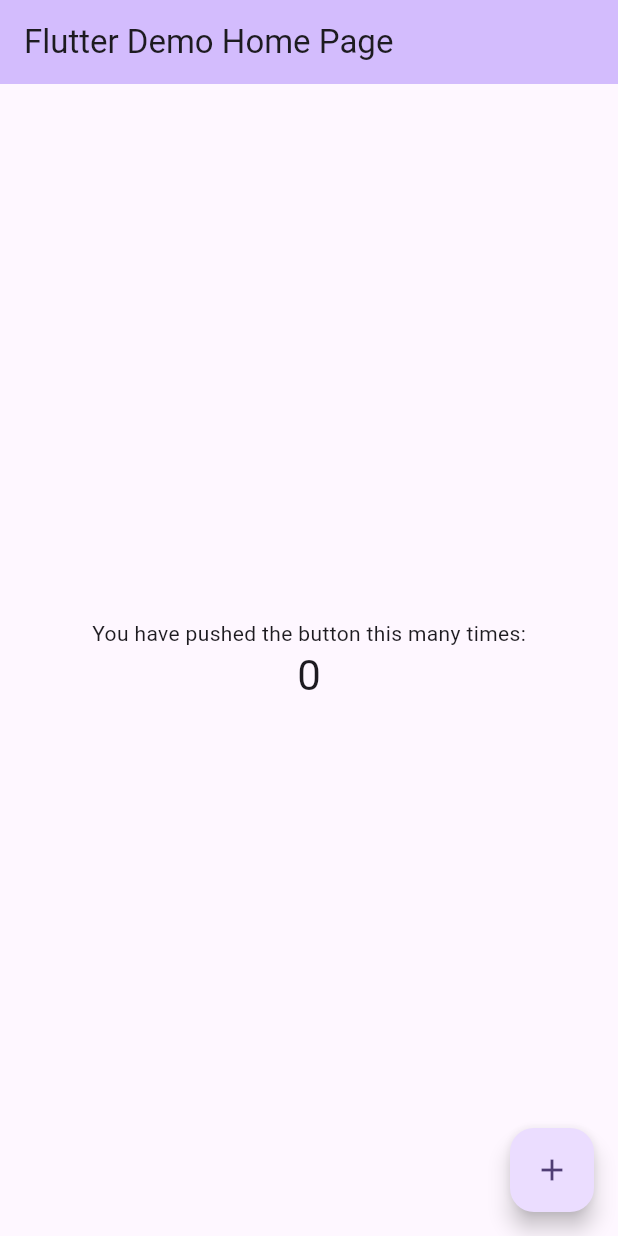
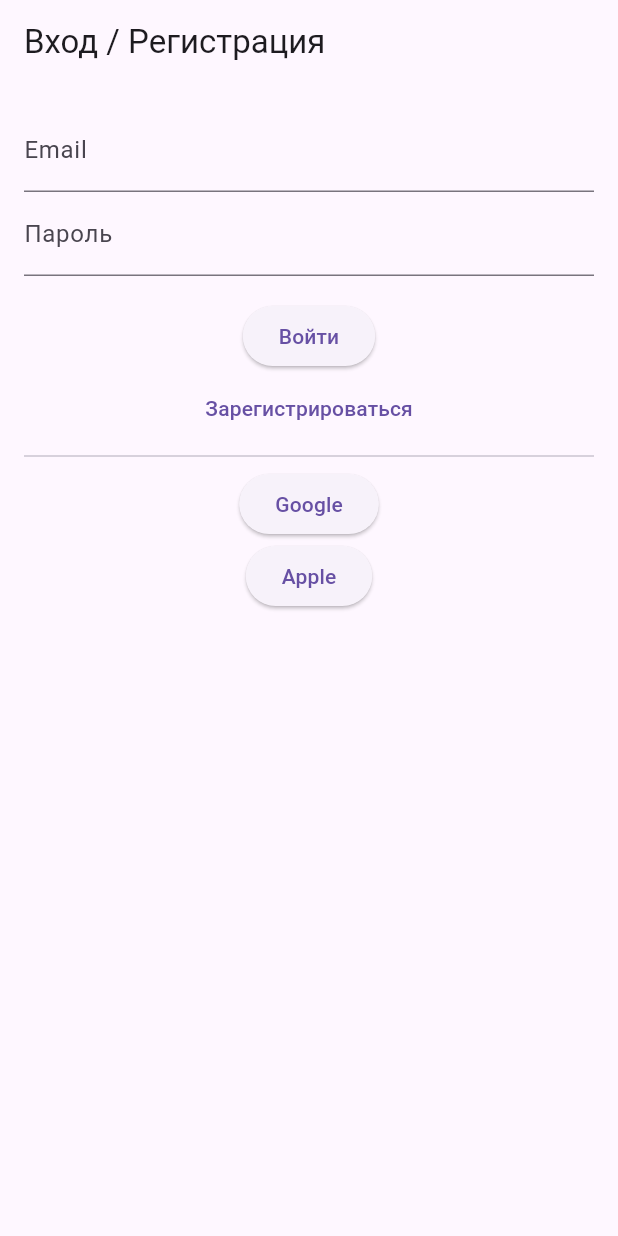
Before and after one commit to Devmatch-ru/SHINE-2.0, a Flutter app: the screen it shows after launch, on a phone screen of 412 x 824 dp. Run offline on Flutter 3.47's test engine with Material 3 defaults, Android fonts, the phone set to English and light mode, and no system bars; our stand-ins replace flutter_bloc, shared_preferences; missing offline and left inert: flutter_webrtc.

Commit message:
Demo version. Install dependencies, create base project structure, implemented basic authentication and registration stubs, and started refactoring the project to use BLoC & Cubit.

```diff
--- /dev/null
+++ b/lib/blocs/auth/auth_cubit.dart
@@ -0,0 +1,45 @@
+import 'package:flutter_bloc/flutter_bloc.dart';
+import '../../services/auth_service.dart';
+import 'auth_state.dart';
+
+class AuthCubit extends Cubit<AuthState> {
+  final AuthService _authService;
+  AuthCubit(this._authService) : super(AuthLoading()) {
+    _init();
+  }
+
+  Future<void> _init() async {
+    final loggedIn = await _authService.isLoggedIn();
+    emit(loggedIn ? Authenticated() : Unauthenticated());
+  }
+
+  Future<void> signIn(String email, String password) async {
+    emit(AuthLoading());
+    await _authService.signInWithEmail(email, password);
+    emit(Authenticated());
+  }
+
+  Future<void> signUp(String email, String password) async {
+    emit(AuthLoading());
+    await _authService.signUpWithEmail(email, password);
+    emit(Authenticated());
+  }
+
+  Future<void> signInWithGoogle() async {
+    emit(AuthLoading());
+    await _authService.signInWithGoogle();
+    emit(Authenticated());
+  }
+
+  Future<void> signInWithApple() async {
+    emit(AuthLoading());
+    await _authService.signInWithApple();
+    emit(Authenticated());
+  }
+
+  Future<void> signOut() async {
+    emit(AuthLoading());
+    // TODO: _authService.signOut();
+    emit(Unauthenticated());
+  }
+}
--- /dev/null
+++ b/lib/blocs/auth/auth_state.dart
@@ -0,0 +1,4 @@
+abstract class AuthState {}
+class AuthLoading extends AuthState {}
+class Authenticated extends AuthState {}
+class Unauthenticated extends AuthState {}
--- /dev/null
+++ b/lib/blocs/role/role_cubit.dart
@@ -0,0 +1,10 @@
+import 'package:flutter_bloc/flutter_bloc.dart';
+import 'role_state.dart';
+
+class RoleCubit extends Cubit<RoleState> {
+  RoleCubit() : super(RoleInitial());
+
+  void selectHost() => emit(RoleHost());
+  void selectClient() => emit(RoleClient());
+  void reset() => emit(RoleInitial());
+}
--- /dev/null
+++ b/lib/blocs/role/role_state.dart
@@ -0,0 +1,4 @@
+abstract class RoleState {}
+class RoleInitial extends RoleState {}
+class RoleHost extends RoleState {}
+class RoleClient extends RoleState {}
--- a/lib/main.dart
+++ b/lib/main.dart
@@ -1,125 +1,57 @@
 import 'package:flutter/material.dart';
+import 'package:flutter_bloc/flutter_bloc.dart';
+import 'package:shine/blocs/auth/auth_state.dart';
+import 'package:shine/blocs/role/role_state.dart';
+import 'package:shine/screens/role_select.dart';
+import 'blocs/auth/auth_cubit.dart';
+import 'blocs/role/role_cubit.dart';
+import 'screens/auth_screen.dart';
+import 'screens/host_screen.dart';
+import 'screens/client_screen.dart';
+import 'services/auth_service.dart';
 
 void main() {
-  runApp(const MyApp());
+  WidgetsFlutterBinding.ensureInitialized();
+  runApp(
+    MultiBlocProvider(
+      providers: [
+        BlocProvider(create: (_) => AuthCubit(AuthService.instance)),
+        BlocProvider(create: (_) => RoleCubit()),
+      ],
+      child: ShineApp(),
+    ),
+  );
 }
 
-class MyApp extends StatelessWidget {
-  const MyApp({super.key});
-
-  // This widget is the root of your application.
+class ShineApp extends StatelessWidget {
   @override
   Widget build(BuildContext context) {
     return MaterialApp(
-      title: 'Flutter Demo',
-      theme: ThemeData(
-        // This is the theme of your application.
-        //
-        // TRY THIS: Try running your application with "flutter run". You'll see
-        // the application has a purple toolbar. Then, without quitting the app,
-        // try changing the seedColor in the colorScheme below to Colors.green
-        // and then invoke "hot reload" (save your changes or press the "hot
-        // reload" button in a Flutter-supported IDE, or press "r" if you used
-        // the command line to start the app).
-        //
-        // Notice that the counter didn't reset back to zero; the application
-        // state is not lost during the reload. To reset the state, use hot
-        // restart instead.
-        //
-        // This works for code too, not just values: Most code changes can be
-        // tested with just a hot reload.
-        colorScheme: ColorScheme.fromSeed(seedColor: Colors.deepPurple),
-        useMaterial3: true,
+      title: 'SHINE',
+      theme: ThemeData(primarySwatch: Colors.blue),
+      home: BlocBuilder<AuthCubit, AuthState>(
+        builder: (context, authState) {
+          if (authState is AuthLoading) {
+            return Scaffold(body: Center(child: CircularProgressIndicator()));
+          } else if (authState is Unauthenticated) {
+            return AuthScreen();
+          } else if (authState is Authenticated) {
+            return BlocBuilder<RoleCubit, RoleState>(
+              builder: (context, roleState) {
+                if (roleState is RoleInitial) {
+                  return RoleSelect();
+                } else if (roleState is RoleHost) {
+                  return HostScreen();
+                } else if (roleState is RoleClient) {
+                  return ClientScreen();
+                }
+                return RoleSelect();
+              },
+            );
+          }
+          return Container();
+        },
       ),
-      home: const MyHomePage(title: 'Flutter Demo Home Page'),
     );
   }
 }
-
-class MyHomePage extends StatefulWidget {
-  const MyHomePage({super.key, required this.title});
-
-  // This widget is the home page of your application. It is stateful, meaning
-  // that it has a State object (defined below) that contains fields that affect
-  // how it looks.
-
-  // This class is the configuration for the state. It holds the values (in this
-  // case the title) provided by the parent (in this case the App widget) and
-  // used by the build method of the State. Fields in a Widget subclass are
-  // always marked "final".
-
-  final String title;
-
-  @override
-  State<MyHomePage> createState() => _MyHomePageState();
-}
-
-class _MyHomePageState extends State<MyHomePage> {
-  int _counter = 0;
-
-  void _incrementCounter() {
-    setState(() {
-      // This call to setState tells the Flutter framework that something has
-      // changed in this State, which causes it to rerun the build method below
-      // so that the display can reflect the updated values. If we changed
-      // _counter without calling setState(), then the build method would not be
-      // called again, and so nothing would appear to happen.
-      _counter++;
-    });
-  }
-
-  @override
-  Widget build(BuildContext context) {
-    // This method is rerun every time setState is called, for instance as done
-    // by the _incrementCounter method above.
-    //
-    // The Flutter framework has been optimized to make rerunning build methods
-    // fast, so that you can just rebuild anything that needs updating rather
-    // than having to individually change instances of widgets.
-    return Scaffold(
-      appBar: AppBar(
-        // TRY THIS: Try changing the color here to a specific color (to
-        // Colors.amber, perhaps?) and trigger a hot reload to see the AppBar
-        // change color while the other colors stay the same.
-        backgroundColor: Theme.of(context).colorScheme.inversePrimary,
-        // Here we take the value from the MyHomePage object that was created by
-        // the App.build method, and use it to set our appbar title.
-        title: Text(widget.title),
-      ),
-      body: Center(
-        // Center is a layout widget. It takes a single child and positions it
-        // in the middle of the parent.
-        child: Column(
-          // Column is also a layout widget. It takes a list of children and
-          // arranges them vertically. By default, it sizes itself to fit its
-          // children horizontally, and tries to be as tall as its parent.
-          //
-          // Column has various properties to control how it sizes itself and
-          // how it positions its children. Here we use mainAxisAlignment to
-          // center the children vertically; the main axis here is the vertical
-          // axis because Columns are vertical (the cross axis would be
-          // horizontal).
-          //
-          // TRY THIS: Invoke "debug painting" (choose the "Toggle Debug Paint"
-          // action in the IDE, or press "p" in the console), to see the
-          // wireframe for each widget.
-          mainAxisAlignment: MainAxisAlignment.center,
-          children: <Widget>[
-            const Text(
-              'You have pushed the button this many times:',
-            ),
-            Text(
-              '$_counter',
-              style: Theme.of(context).textTheme.headlineMedium,
-            ),
-          ],
-        ),
-      ),
-      floatingActionButton: FloatingActionButton(
-        onPressed: _incrementCounter,
-        tooltip: 'Increment',
-        child: const Icon(Icons.add),
-      ), // This trailing comma makes auto-formatting nicer for build methods.
-    );
-  }
-}
--- /dev/null
+++ b/lib/screens/auth_screen.dart
@@ -0,0 +1,65 @@
+import 'package:flutter/material.dart';
+import 'package:flutter_bloc/flutter_bloc.dart';
+import '../blocs/auth/auth_cubit.dart';
+import '../blocs/auth/auth_state.dart';
+
+class AuthScreen extends StatefulWidget {
+  @override
+  _AuthScreenState createState() => _AuthScreenState();
+}
+
+class _AuthScreenState extends State<AuthScreen> {
+  final _emailController = TextEditingController();
+  final _passwordController = TextEditingController();
+
+  @override
+  Widget build(BuildContext context) {
+    return Scaffold(
+      appBar: AppBar(title: Text('Вход / Регистрация')),
+      body: BlocListener<AuthCubit, AuthState>(
+        listener: (context, state) {
+        },
+        child: Padding(
+          padding: EdgeInsets.all(16),
+          child: Column(
+            children: [
+              TextField(
+                controller: _emailController,
+                decoration: InputDecoration(labelText: 'Email'),
+              ),
+              TextField(
+                controller: _passwordController,
+                decoration: InputDecoration(labelText: 'Пароль'),
+                obscureText: true,
+              ),
+              SizedBox(height: 16),
+              ElevatedButton(
+                onPressed: () => context.read<AuthCubit>().signIn(
+                  _emailController.text,
+                  _passwordController.text,
+                ),
+                child: Text('Войти'),
+              ),
+              TextButton(
+                onPressed: () => context.read<AuthCubit>().signUp(
+                  _emailController.text,
+                  _passwordController.text,
+                ),
+                child: Text('Зарегистрироваться'),
+              ),
+              Divider(),
+              ElevatedButton(
+                onPressed: () => context.read<AuthCubit>().signInWithGoogle(),
+                child: Text('Google'),
+              ),
+              ElevatedButton(
+                onPressed: () => context.read<AuthCubit>().signInWithApple(),
+                child: Text('Apple'),
+              ),
+            ],
+          ),
+        ),
+      ),
+    );
+  }
+}
--- /dev/null
+++ b/lib/services/auth_service.dart
@@ -0,0 +1,36 @@
+abstract class AuthService {
+  Future<bool> isLoggedIn();
+  Future<void> signInWithEmail(String email, String password);
+  Future<void> signUpWithEmail(String email, String password);
+  Future<void> signInWithGoogle();
+  Future<void> signInWithApple();
+
+  static final AuthService instance = _AuthServiceImpl();
+}
+
+class _AuthServiceImpl implements AuthService {
+  @override
+  Future<bool> isLoggedIn() async {
+    return false; // TODO: check secure storage
+  }
+
+  @override
+  Future<void> signInWithEmail(String email, String password) async {
+    // TODO: call backend
+  }
+
+  @override
+  Future<void> signUpWithEmail(String email, String password) async {
+    // TODO: call backend
+  }
+
+  @override
+  Future<void> signInWithGoogle() async {
+    // TODO: Google OAuth
+  }
+
+  @override
+  Future<void> signInWithApple() async {
+    // TODO: Apple OAuth
+  }
+}
--- /dev/null
+++ b/lib/utils/constants.dart
@@ -0,0 +1,5 @@
+class Constants {
+  static const String defaultRoomId = 'room1';
+  static const String prefResolution = 'resolution';
+  static const String prefFps = 'fps';
+}
```
Also changed, not shown: lib/models/peer_model.dart (added, +11 -0 lines), lib/screens/client_screen.dart (added, +53 -0 lines), lib/screens/host_screen.dart (added, +68 -0 lines), lib/screens/role_select.dart (added, +25 -0 lines), lib/screens/settings_screen.dart (added, +61 -0 lines), lib/services/signaling_service.dart (added, +33 -0 lines), lib/services/webrtc_service.dart (added, +34 -0 lines), lib/widgets/capture_button.dart (added, +12 -0 lines), lib/widgets/video_view.dart (added, +36 -0 lines), pubspec.yaml (+13 -1 lines), pubspec.lock, 134 other files.
